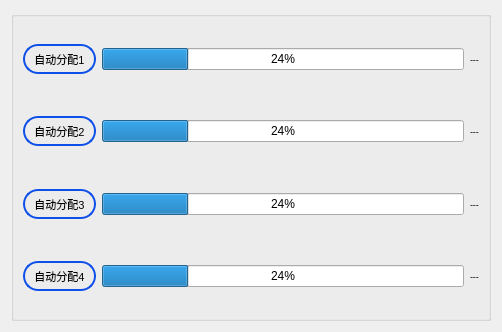
Old version of the form setting/setsystem/autosetaddress.ui in the repository ChinaClever/BusBar-Qt.
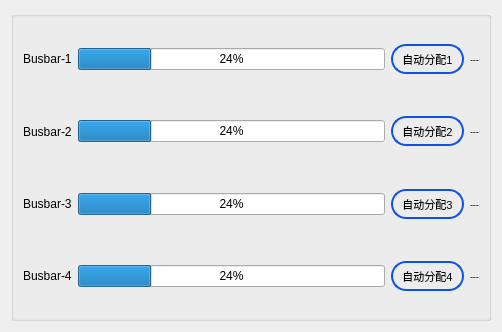
New version of the form. Custom widgets are drawn as their Qt base class.

Patch:
```diff
--- a/setting/setsystem/autosetaddress.ui
+++ b/setting/setsystem/autosetaddress.ui
@@ -25,6 +25,20 @@
      <layout class="QGridLayout" name="gridLayout_2">
       <item row="0" column="0">
        <layout class="QHBoxLayout" name="horizontalLayout">
+        <item>
+         <widget class="QLabel" name="buslab1">
+          <property name="text">
+           <string>Busbar-1</string>
+          </property>
+         </widget>
+        </item>
+        <item>
+         <widget class="MyProgressBar" name="progressBar">
+          <property name="value">
+           <number>24</number>
+          </property>
+         </widget>
+        </item>
         <item>
          <widget class="QPushButton" name="autoSet1Btn">
           <property name="minimumSize">
@@ -55,13 +69,6 @@
           </property>
          </widget>
         </item>
-        <item>
-         <widget class="MyProgressBar" name="progressBar">
-          <property name="value">
-           <number>24</number>
-          </property>
-         </widget>
-        </item>
         <item>
          <widget class="QLabel" name="statuslab1">
           <property name="font">
@@ -78,6 +85,20 @@
       </item>
       <item row="1" column="0">
        <layout class="QHBoxLayout" name="horizontalLayout_2">
+        <item>
+         <widget class="QLabel" name="buslab2">
+          <property name="text">
+           <string>Busbar-2</string>
+          </property>
+         </widget>
+        </item>
+        <item>
+         <widget class="MyProgressBar" name="progressBar_2">
+          <property name="value">
+           <number>24</number>
+          </property>
+         </widget>
+        </item>
         <item>
          <widget class="QPushButton" name="autoSet2Btn">
           <property name="minimumSize">
@@ -108,13 +129,6 @@
           </property>
          </widget>
         </item>
-        <item>
-         <widget class="MyProgressBar" name="progressBar_2">
-          <property name="value">
-           <number>24</number>
-          </property>
-         </widget>
-        </item>
         <item>
          <widget class="QLabel" name="statuslab2">
           <property name="font">
@@ -131,6 +145,20 @@
       </item>
       <item row="2" column="0">
        <layout class="QHBoxLayout" name="horizontalLayout_3">
+        <item>
+         <widget class="QLabel" name="buslab3">
+          <property name="text">
+           <string>Busbar-3</string>
+          </property>
+         </widget>
+        </item>
+        <item>
+         <widget class="MyProgressBar" name="progressBar_3">
+          <property name="value">
+           <number>24</number>
+          </property>
+         </widget>
+        </item>
         <item>
          <widget class="QPushButton" name="autoSet3Btn">
           <property name="minimumSize">
@@ -161,13 +189,6 @@
           </property>
          </widget>
         </item>
-        <item>
-         <widget class="MyProgressBar" name="progressBar_3">
-          <property name="value">
-           <number>24</number>
-          </property>
-         </widget>
-        </item>
         <item>
          <widget class="QLabel" name="statuslab3">
           <property name="font">
@@ -184,6 +205,20 @@
       </item>
       <item row="3" column="0">
        <layout class="QHBoxLayout" name="horizontalLayout_4">
+        <item>
+         <widget class="QLabel" name="buslab4">
+          <property name="text">
+           <string>Busbar-4</string>
+          </property>
+         </widget>
+        </item>
+        <item>
+         <widget class="MyProgressBar" name="progressBar_4">
+          <property name="value">
+           <number>24</number>
+          </property>
+         </widget>
+        </item>
         <item>
          <widget class="QPushButton" name="autoSet4Btn">
           <property name="minimumSize">
@@ -214,13 +249,6 @@
           </property>
          </widget>
         </item>
-        <item>
-         <widget class="MyProgressBar" name="progressBar_4">
-          <property name="value">
-           <number>24</number>
-          </property>
-         </widget>
-        </item>
         <item>
          <widget class="QLabel" name="statuslab4">
           <property name="font">
```
